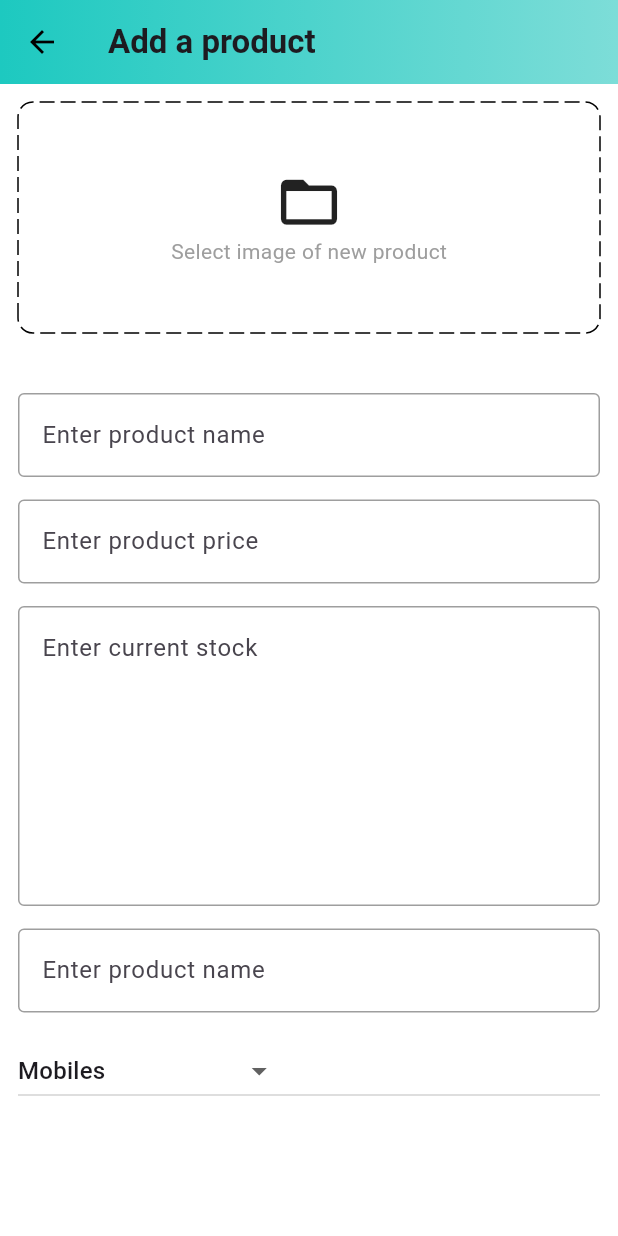
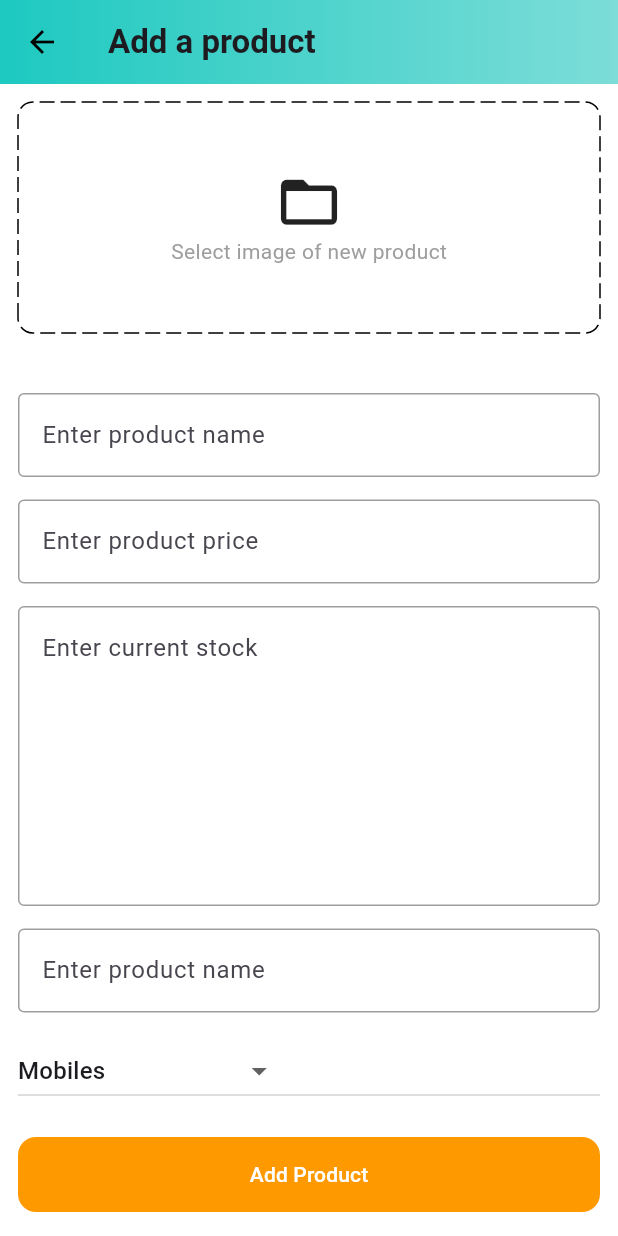
Before and after one commit to samuel2l/Amazon-Clone, a Flutter app: the AddProduct screen opened by its route, on a phone screen of 412 x 824 dp. Run offline on Flutter 3.47's test engine with Material 3 defaults, Android fonts, the phone set to English and light mode, and no system bars; drawn by our look-alikes of dotted_border; our stand-ins replace badges, carousel_slider, shared_preferences; accounts and stored records are empty.

Commit message:
complete add products screen

```diff
--- a/lib/features/admin/screens/add_product.dart
+++ b/lib/features/admin/screens/add_product.dart
@@ -19,7 +19,6 @@ class _AddProductState extends State<AddProduct> {
   String selectedCategory = 'Mobiles';
   @override
   Widget build(BuildContext context) {
-
     return Scaffold(
       appBar: AppBar(
         elevation: 0,
@@ -105,12 +104,10 @@ DropdownButton(
                   value: 'Mobiles', // Set the value
                   child: Text('Mobiles'),
                 ),
-
                 DropdownMenuItem(
                   value: 'Essentials', // Set the value
                   child: Text('Essentials'),
                 ),
-
                 DropdownMenuItem(
                   value: 'Appliances',
                   child: Text('Appliances'),
@@ -125,12 +122,28 @@ DropdownButton(
                 ),
               ],
               onChanged: (value) {
-
                 setState(() {
                   selectedCategory = value!;
                 });
               },
-)          ],
+            ),
+            const SizedBox(
+              height: 20,
+            ),
+            TextButton(
+              onPressed: () {},
+              style: TextButton.styleFrom(
+                backgroundColor: secondaryColor,
+                elevation: 1,
+                foregroundColor: Colors.white,
+                minimumSize: const Size(double.infinity, 50),
+                shape: RoundedRectangleBorder(
+                  borderRadius: BorderRadius.circular(12),
+                ),
+              ),
+              child: const Text('Add Product'),
+            ),
+          ],
         ),
       ),
     );
```
Lines whose indentation alone changed are shown as unchanged.
